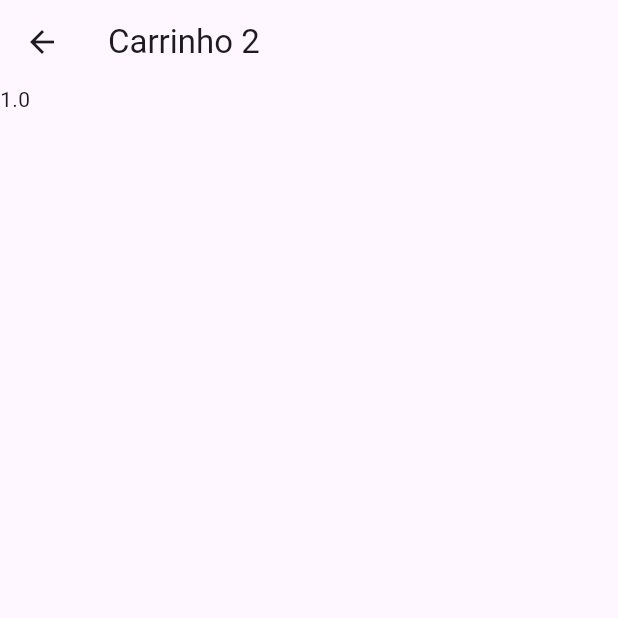
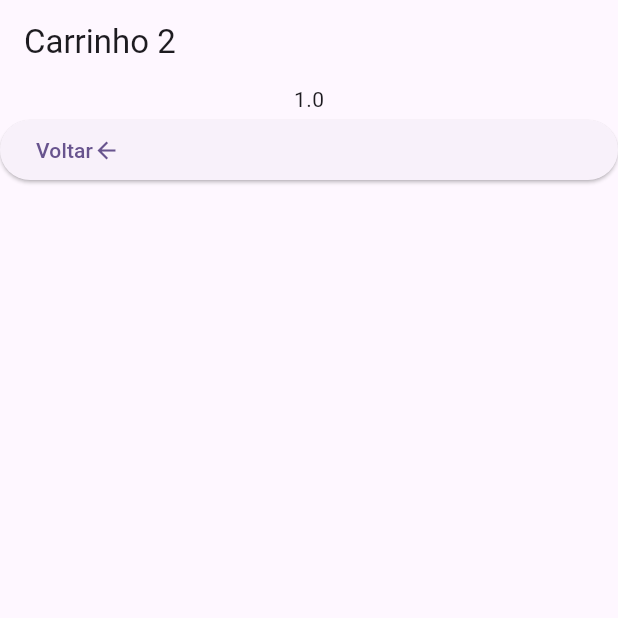
Before and after one commit to gdodev/aulas-flutter-senac, a Flutter app: the Carrinho2 screen opened directly, on a phone screen of 412 x 824 dp, the top half of it. Run offline on Flutter 3.47's test engine with Material 3 defaults, Android fonts, the phone set to English and light mode, and no system bars.

Commit message:
feat: Inclui navegação simples e também com rotas nomeadas.

```diff
--- a/lib/carrinho2.dart
+++ b/lib/carrinho2.dart
@@ -20,7 +20,20 @@
           appBar: AppBar(
             title: Text('Carrinho 2'),
           ),
-          body: Text(myChangeNotifier.childAspectRatio.toString()),
+          body: Column(
+            children: [
+              Text(myChangeNotifier.childAspectRatio.toString()),
+              ElevatedButton(
+                onPressed: () => Navigator.of(context).pop(),
+                child: Row(
+                  children: [
+                    Text('Voltar'),
+                    Icon(Icons.arrow_back),
+                  ],
+                ),
+              ),
+            ],
+          ),
         );
       },
     );
```
Also changed, not shown: lib/carrinho.dart (+11 -2 lines), lib/main.dart (+6 -1 lines).
